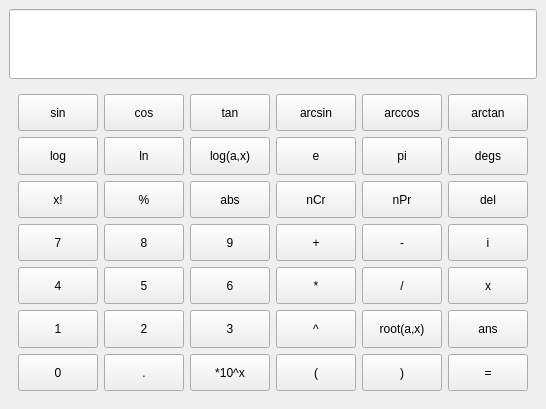
This is gui2.ui in twright/C1000-Intelligent-Calculator as Qt 5 draws it before an edit. The edited form follows.
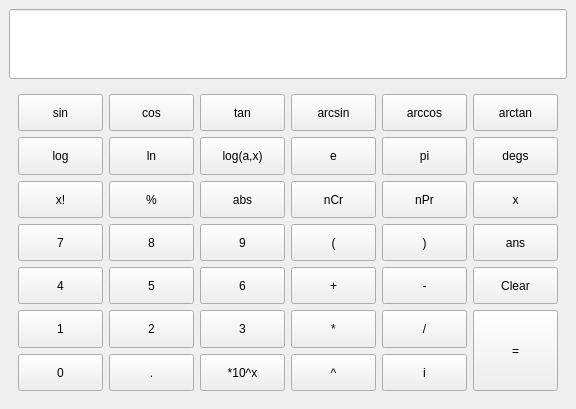
This is the edited form.

Patch:
```diff
--- a/gui2.ui
+++ b/gui2.ui
@@ -6,7 +6,7 @@
    <rect>
     <x>0</x>
     <y>0</y>
-    <width>516</width>
+    <width>576</width>
     <height>409</height>
    </rect>
   </property>
@@ -29,6 +29,21 @@
         <height>0</height>
        </size>
       </property>
+      <property name="font">
+       <font>
+        <family>Monospace</family>
+        <pointsize>20</pointsize>
+       </font>
+      </property>
+      <property name="layoutDirection">
+       <enum>Qt::RightToLeft</enum>
+      </property>
+      <property name="text">
+       <string/>
+      </property>
+      <property name="alignment">
+       <set>Qt::AlignCenter</set>
+      </property>
      </widget>
     </item>
     <item>
@@ -203,7 +218,7 @@
          </property>
         </widget>
        </item>
-       <item row="3" column="0">
+       <item row="4" column="0">
         <widget class="QPushButton" name="btn_7">
          <property name="sizePolicy">
           <sizepolicy hsizetype="Minimum" vsizetype="Expanding">
@@ -216,7 +231,7 @@
          </property>
         </widget>
        </item>
-       <item row="4" column="0">
+       <item row="5" column="0">
         <widget class="QPushButton" name="btn_4">
          <property name="sizePolicy">
           <sizepolicy hsizetype="Minimum" vsizetype="Expanding">
@@ -229,7 +244,7 @@
          </property>
         </widget>
        </item>
-       <item row="6" column="0">
+       <item row="7" column="0">
         <widget class="QPushButton" name="btn_1">
          <property name="sizePolicy">
           <sizepolicy hsizetype="Minimum" vsizetype="Expanding">
@@ -242,7 +257,7 @@
          </property>
         </widget>
        </item>
-       <item row="7" column="0">
+       <item row="8" column="0">
         <widget class="QPushButton" name="btn_0">
          <property name="sizePolicy">
           <sizepolicy hsizetype="Minimum" vsizetype="Expanding">
@@ -307,7 +322,7 @@
          </property>
         </widget>
        </item>
-       <item row="3" column="1">
+       <item row="4" column="1">
         <widget class="QPushButton" name="btn_8">
          <property name="sizePolicy">
           <sizepolicy hsizetype="Minimum" vsizetype="Expanding">
@@ -320,7 +335,7 @@
          </property>
         </widget>
        </item>
-       <item row="3" column="2">
+       <item row="4" column="2">
         <widget class="QPushButton" name="btn_9">
          <property name="sizePolicy">
           <sizepolicy hsizetype="Minimum" vsizetype="Expanding">
@@ -333,7 +348,7 @@
          </property>
         </widget>
        </item>
-       <item row="4" column="1">
+       <item row="5" column="1">
         <widget class="QPushButton" name="btn_5">
          <property name="sizePolicy">
           <sizepolicy hsizetype="Minimum" vsizetype="Expanding">
@@ -346,7 +361,7 @@
          </property>
         </widget>
        </item>
-       <item row="4" column="2">
+       <item row="5" column="2">
         <widget class="QPushButton" name="btn_6">
          <property name="sizePolicy">
           <sizepolicy hsizetype="Minimum" vsizetype="Expanding">
@@ -359,7 +374,7 @@
          </property>
         </widget>
        </item>
-       <item row="6" column="2">
+       <item row="7" column="2">
         <widget class="QPushButton" name="btn_3">
          <property name="sizePolicy">
           <sizepolicy hsizetype="Minimum" vsizetype="Expanding">
@@ -372,7 +387,7 @@
          </property>
         </widget>
        </item>
-       <item row="6" column="1">
+       <item row="7" column="1">
         <widget class="QPushButton" name="btn_2">
          <property name="sizePolicy">
           <sizepolicy hsizetype="Minimum" vsizetype="Expanding">
@@ -385,7 +400,7 @@
          </property>
         </widget>
        </item>
-       <item row="7" column="1">
+       <item row="8" column="1">
         <widget class="QPushButton" name="btn_mantissa">
          <property name="sizePolicy">
           <sizepolicy hsizetype="Minimum" vsizetype="Expanding">
@@ -398,7 +413,7 @@
          </property>
         </widget>
        </item>
-       <item row="7" column="2">
+       <item row="8" column="2">
         <widget class="QPushButton" name="btn_std_form">
          <property name="sizePolicy">
           <sizepolicy hsizetype="Minimum" vsizetype="Expanding">
@@ -411,8 +426,8 @@
          </property>
         </widget>
        </item>
-       <item row="7" column="3">
-        <widget class="QPushButton" name="btn_left_bracket">
+       <item row="5" column="5">
+        <widget class="QPushButton" name="btn_clear">
          <property name="sizePolicy">
           <sizepolicy hsizetype="Minimum" vsizetype="Expanding">
            <horstretch>0</horstretch>
@@ -420,24 +435,11 @@
           </sizepolicy>
          </property>
          <property name="text">
-          <string>(</string>
+          <string>Clear</string>
          </property>
         </widget>
        </item>
-       <item row="7" column="4">
-        <widget class="QPushButton" name="btn_right_bracket">
-         <property name="sizePolicy">
-          <sizepolicy hsizetype="Minimum" vsizetype="Expanding">
-           <horstretch>0</horstretch>
-           <verstretch>0</verstretch>
-          </sizepolicy>
-         </property>
-         <property name="text">
-          <string>)</string>
-         </property>
-        </widget>
-       </item>
-       <item row="7" column="5">
+       <item row="7" column="5" rowspan="2">
         <widget class="QPushButton" name="btn_eval">
          <property name="sizePolicy">
           <sizepolicy hsizetype="Minimum" vsizetype="Expanding">
@@ -450,72 +452,7 @@
          </property>
         </widget>
        </item>
-       <item row="3" column="3">
-        <widget class="QPushButton" name="btn_add">
-         <property name="sizePolicy">
-          <sizepolicy hsizetype="Minimum" vsizetype="Expanding">
-           <horstretch>0</horstretch>
-           <verstretch>0</verstretch>
-          </sizepolicy>
-         </property>
-         <property name="text">
-          <string>+</string>
-         </property>
-        </widget>
-       </item>
-       <item row="3" column="4">
-        <widget class="QPushButton" name="btn_sub">
-         <property name="sizePolicy">
-          <sizepolicy hsizetype="Minimum" vsizetype="Expanding">
-           <horstretch>0</horstretch>
-           <verstretch>0</verstretch>
-          </sizepolicy>
-         </property>
-         <property name="text">
-          <string>-</string>
-         </property>
-        </widget>
-       </item>
-       <item row="4" column="3">
-        <widget class="QPushButton" name="btn_mul">
-         <property name="sizePolicy">
-          <sizepolicy hsizetype="Minimum" vsizetype="Expanding">
-           <horstretch>0</horstretch>
-           <verstretch>0</verstretch>
-          </sizepolicy>
-         </property>
-         <property name="text">
-          <string>*</string>
-         </property>
-        </widget>
-       </item>
-       <item row="4" column="4">
-        <widget class="QPushButton" name="btnn_div">
-         <property name="sizePolicy">
-          <sizepolicy hsizetype="Minimum" vsizetype="Expanding">
-           <horstretch>0</horstretch>
-           <verstretch>0</verstretch>
-          </sizepolicy>
-         </property>
-         <property name="text">
-          <string>/</string>
-         </property>
-        </widget>
-       </item>
-       <item row="6" column="4">
-        <widget class="QPushButton" name="btn_root">
-         <property name="sizePolicy">
-          <sizepolicy hsizetype="Minimum" vsizetype="Expanding">
-           <horstretch>0</horstretch>
-           <verstretch>0</verstretch>
-          </sizepolicy>
-         </property>
-         <property name="text">
-          <string>root(a,x)</string>
-         </property>
-        </widget>
-       </item>
-       <item row="6" column="5">
+       <item row="4" column="5">
         <widget class="QPushButton" name="btn_ans">
          <property name="sizePolicy">
           <sizepolicy hsizetype="Minimum" vsizetype="Expanding">
@@ -528,7 +465,20 @@
          </property>
         </widget>
        </item>
-       <item row="6" column="3">
+       <item row="2" column="5">
+        <widget class="QPushButton" name="btn_x">
+         <property name="sizePolicy">
+          <sizepolicy hsizetype="Minimum" vsizetype="Expanding">
+           <horstretch>0</horstretch>
+           <verstretch>0</verstretch>
+          </sizepolicy>
+         </property>
+         <property name="text">
+          <string>x</string>
+         </property>
+        </widget>
+       </item>
+       <item row="8" column="3">
         <widget class="QPushButton" name="btn_index">
          <property name="sizePolicy">
           <sizepolicy hsizetype="Minimum" vsizetype="Expanding">
@@ -541,8 +491,8 @@
          </property>
         </widget>
        </item>
-       <item row="2" column="5">
-        <widget class="QPushButton" name="btn_del">
+       <item row="7" column="3">
+        <widget class="QPushButton" name="btn_mul">
          <property name="sizePolicy">
           <sizepolicy hsizetype="Minimum" vsizetype="Expanding">
            <horstretch>0</horstretch>
@@ -550,11 +500,37 @@
           </sizepolicy>
          </property>
          <property name="text">
-          <string>del</string>
+          <string>*</string>
          </property>
         </widget>
        </item>
-       <item row="3" column="5">
+       <item row="5" column="3">
+        <widget class="QPushButton" name="btn_add">
+         <property name="sizePolicy">
+          <sizepolicy hsizetype="Minimum" vsizetype="Expanding">
+           <horstretch>0</horstretch>
+           <verstretch>0</verstretch>
+          </sizepolicy>
+         </property>
+         <property name="text">
+          <string>+</string>
+         </property>
+        </widget>
+       </item>
+       <item row="4" column="3">
+        <widget class="QPushButton" name="btn_left_bracket">
+         <property name="sizePolicy">
+          <sizepolicy hsizetype="Minimum" vsizetype="Expanding">
+           <horstretch>0</horstretch>
+           <verstretch>0</verstretch>
+          </sizepolicy>
+         </property>
+         <property name="text">
+          <string>(</string>
+         </property>
+        </widget>
+       </item>
+       <item row="8" column="4">
         <widget class="QPushButton" name="btn_i">
          <property name="sizePolicy">
           <sizepolicy hsizetype="Minimum" vsizetype="Expanding">
@@ -567,8 +543,8 @@
          </property>
         </widget>
        </item>
-       <item row="4" column="5">
-        <widget class="QPushButton" name="btn_i_2">
+       <item row="7" column="4">
+        <widget class="QPushButton" name="btn_div">
          <property name="sizePolicy">
           <sizepolicy hsizetype="Minimum" vsizetype="Expanding">
            <horstretch>0</horstretch>
@@ -576,7 +552,33 @@
           </sizepolicy>
          </property>
          <property name="text">
-          <string>x</string>
+          <string>/</string>
+         </property>
+        </widget>
+       </item>
+       <item row="5" column="4">
+        <widget class="QPushButton" name="btn_sub">
+         <property name="sizePolicy">
+          <sizepolicy hsizetype="Minimum" vsizetype="Expanding">
+           <horstretch>0</horstretch>
+           <verstretch>0</verstretch>
+          </sizepolicy>
+         </property>
+         <property name="text">
+          <string>-</string>
+         </property>
+        </widget>
+       </item>
+       <item row="4" column="4">
+        <widget class="QPushButton" name="btn_right_bracket">
+         <property name="sizePolicy">
+          <sizepolicy hsizetype="Minimum" vsizetype="Expanding">
+           <horstretch>0</horstretch>
+           <verstretch>0</verstretch>
+          </sizepolicy>
+         </property>
+         <property name="text">
+          <string>)</string>
          </property>
         </widget>
        </item>
```
Left out of the diff: 2 changed lines with no effect on the pictures.
